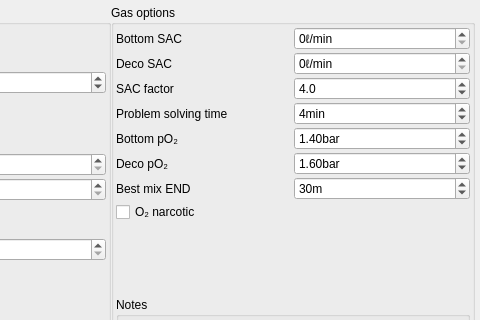
First picture: the form in desktop-widgets/plannerSettings.ui, repository subsurface/subsurface, before the edit; both pictures show x 622 to 1102 and y 0 to 320 of the 1102 by 442 pixel window.
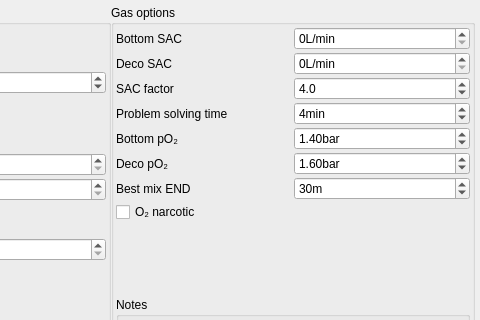
Second picture: the form after the edit.

```diff
--- a/desktop-widgets/plannerSettings.ui
+++ b/desktop-widgets/plannerSettings.ui
@@ -624,7 +624,7 @@
           <item row="1" column="1">
            <widget class="QDoubleSpinBox" name="decoStopSAC">
             <property name="suffix">
-             <string>ℓ/min</string>
+             <string>L/min</string>
             </property>
             <property name="decimals">
              <number>0</number>
@@ -686,7 +686,7 @@
           <item row="0" column="1">
            <widget class="QDoubleSpinBox" name="bottomSAC">
             <property name="suffix">
-             <string>ℓ/min</string>
+             <string>L/min</string>
             </property>
             <property name="decimals">
              <number>0</number>
```
